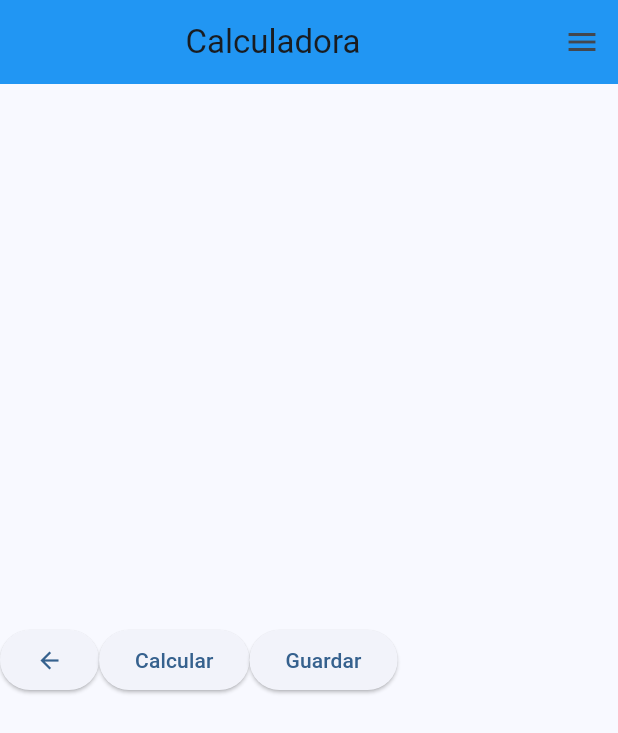
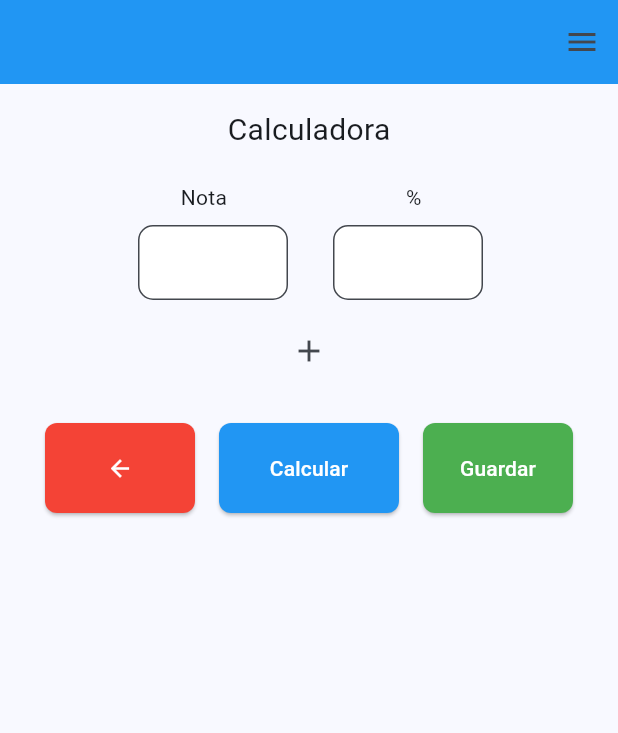
Before and after one commit to kmiloconk/average_calculator, a Flutter app: the screen it shows after launch, on a phone screen of 412 x 824 dp. Shown: the top 733 px of the screen. Run offline on Flutter 3.47's test engine with Material 3 defaults, Android fonts, the phone set to English and light mode, and no system bars.

Commit message:
botones cuadrados y centrando pagina principal

```diff
--- a/lib/app/pv/pv_page.dart
+++ b/lib/app/pv/pv_page.dart
@@ -8,25 +8,135 @@ class PvPage extends StatefulWidget {
 }
 
 class _PvPageState extends State<PvPage> {
+  final TextEditingController noteController = TextEditingController();
+  final TextEditingController percentageController = TextEditingController();
+  bool v = true;
+
   @override
   Widget build(BuildContext context) {
     return Scaffold(
       appBar: AppBar(
         backgroundColor: Colors.blue,
-        title: const Center(
-          child: Text('Calculadora'),
-        ),
         automaticallyImplyLeading: false,
         actions: [IconButton(onPressed: () {}, icon: const Icon(Icons.menu))],
       ),
-      body: Center(
-          child: Row(
-        children: [
-          ElevatedButton(onPressed: () {}, child: const Icon(Icons.arrow_back)),
-          ElevatedButton(onPressed: () {}, child: const Text('Calcular')),
-          ElevatedButton(onPressed: () {}, child: const Text('Guardar'))
-        ],
-      )),
+      body: Padding(
+        padding: const EdgeInsets.all(16.0),
+        child: Column(
+          crossAxisAlignment: CrossAxisAlignment.center,
+          children: [
+            const Text('Calculadora', style: TextStyle(fontSize: 20)),
+            const SizedBox(height: 20),
+            const Row(
+              children: [
+                Expanded(child: Text('', textAlign: TextAlign.center)),
+                Expanded(child: Text('Nota', textAlign: TextAlign.center)),
+                SizedBox(width: 60),
+                Expanded(child: Text('%', textAlign: TextAlign.center)),
+                Expanded(child: Text('', textAlign: TextAlign.center)),
+              ],
+            ),
+            const SizedBox(height: 8),
+            Row(
+              children: [
+                const Expanded(child: Text('')),
+                const SizedBox(width: 50),
+                textfile(noteController),
+                const SizedBox(width: 30),
+                textfile(percentageController),
+                Visibility(visible: v, child: const SizedBox(width: 48)),
+                Visibility(
+                    visible: !v,
+                    child: IconButton(
+                        onPressed: () {},
+                        icon: const Icon(Icons.arrow_downward))),
+                const Expanded(child: Text('')),
+              ],
+            ),
+            const SizedBox(height: 10),
+            IconButton(
+              onPressed: () {
+                setState(() {
+                  v = !v;
+                });
+              },
+              icon: const Icon(Icons.add),
+            ),
+            const SizedBox(height: 24),
+            Center(
+              child: Row(
+                mainAxisSize: MainAxisSize.min,
+                children: [
+                  SizedBox(
+                    width: 100,
+                    height: 60,
+                    child: ElevatedButton(
+                      onPressed: () {},
+                      style: ElevatedButton.styleFrom(
+                        backgroundColor: Colors.red,
+                        shape: RoundedRectangleBorder(
+                          borderRadius: BorderRadius.circular(8),
+                        ),
+                      ),
+                      child: const Icon(Icons.arrow_back, color: Colors.white),
+                    ),
+                  ),
+                  const SizedBox(width: 16),
+                  SizedBox(
+                    width: 120,
+                    height: 60,
+                    child: ElevatedButton(
+                      onPressed: () {},
+                      style: ElevatedButton.styleFrom(
+                        backgroundColor: Colors.blue,
+                        shape: RoundedRectangleBorder(
+                          borderRadius: BorderRadius.circular(8),
+                        ),
+                      ),
+                      child: const Text('Calcular',
+                          style: TextStyle(color: Colors.white)),
+                    ),
+                  ),
+                  const SizedBox(width: 16),
+                  SizedBox(
+                    width: 100,
+                    height: 60,
+                    child: ElevatedButton(
+                      onPressed: () {},
+                      style: ElevatedButton.styleFrom(
+                        backgroundColor: Colors.green,
+                        shape: RoundedRectangleBorder(
+                          borderRadius: BorderRadius.circular(8),
+                        ),
+                      ),
+                      child: const Text('Guardar',
+                          style: TextStyle(color: Colors.white)),
+                    ),
+                  ),
+                ],
+              ),
+            ),
+          ],
+        ),
+      ),
     );
   }
 }
+
+Widget textfile(TextEditingController controller) {
+  return SizedBox(
+    width: 100,
+    height: 50,
+    child: TextField(
+      controller: controller,
+      decoration: InputDecoration(
+        hintText: '',
+        fillColor: Colors.white,
+        filled: true,
+        border: OutlineInputBorder(
+          borderRadius: BorderRadius.circular(10.0),
+        ),
+      ),
+    ),
+  );
+}
```
